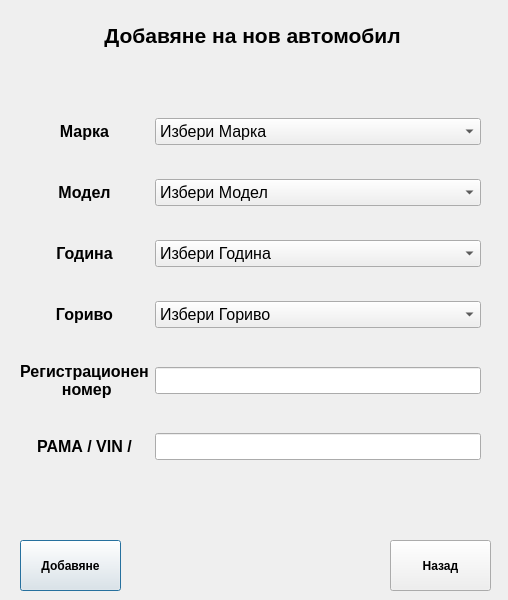
Above: newauto.ui from JohnnyBrawo/CarServ before the change. Below: the same form after it.
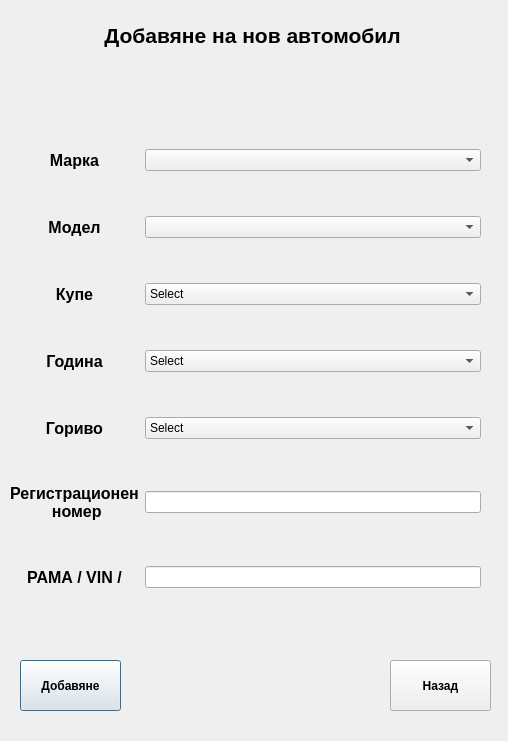
That is the form after the change.

Patch:
```diff
--- a/newauto.ui
+++ b/newauto.ui
@@ -7,7 +7,7 @@
     <x>0</x>
     <y>0</y>
     <width>508</width>
-    <height>600</height>
+    <height>741</height>
    </rect>
   </property>
   <property name="windowTitle">
@@ -17,7 +17,7 @@
    <property name="geometry">
     <rect>
      <x>20</x>
-     <y>540</y>
+     <y>660</y>
      <width>101</width>
      <height>51</height>
     </rect>
@@ -36,7 +36,7 @@
    <property name="geometry">
     <rect>
      <x>390</x>
-     <y>540</y>
+     <y>660</y>
      <width>101</width>
      <height>51</height>
     </rect>
@@ -74,26 +74,215 @@
     <set>Qt::AlignCenter</set>
    </property>
   </widget>
-  <widget class="QWidget" name="layoutWidget">
+  <widget class="QWidget" name="">
    <property name="geometry">
     <rect>
-     <x>20</x>
-     <y>90</y>
-     <width>461</width>
-     <height>402</height>
+     <x>10</x>
+     <y>110</y>
+     <width>471</width>
+     <height>521</height>
     </rect>
    </property>
-   <property name="font">
-    <font>
-     <pointsize>12</pointsize>
-    </font>
-   </property>
    <layout class="QGridLayout" name="gridLayout">
+    <item row="0" column="0">
+     <widget class="QLabel" name="L_NewAuto_Marka">
+      <property name="font">
+       <font>
+        <pointsize>12</pointsize>
+        <weight>75</weight>
+        <bold>true</bold>
+       </font>
+      </property>
+      <property name="text">
+       <string>Марка</string>
+      </property>
+      <property name="alignment">
+       <set>Qt::AlignCenter</set>
+      </property>
+     </widget>
+    </item>
+    <item row="0" column="1">
+     <widget class="QComboBox" name="Combo_NewAuto_Marka">
+      <property name="sizePolicy">
+       <sizepolicy hsizetype="Preferred" vsizetype="Fixed">
+        <horstretch>0</horstretch>
+        <verstretch>0</verstretch>
+       </sizepolicy>
+      </property>
+      <property name="maxVisibleItems">
+       <number>15</number>
+      </property>
+      <property name="sizeAdjustPolicy">
+       <enum>QComboBox::AdjustToMinimumContentsLength</enum>
+      </property>
+     </widget>
+    </item>
+    <item row="1" column="0">
+     <widget class="QLabel" name="L_NewAuto_Model">
+      <property name="font">
+       <font>
+        <pointsize>12</pointsize>
+        <weight>75</weight>
+        <bold>true</bold>
+       </font>
+      </property>
+      <property name="text">
+       <string>Модел</string>
+      </property>
+      <property name="alignment">
+       <set>Qt::AlignCenter</set>
+      </property>
+     </widget>
+    </item>
+    <item row="1" column="1">
+     <widget class="QComboBox" name="Combo_NewAuto_Model"/>
+    </item>
+    <item row="2" column="0">
+     <widget class="QLabel" name="L_NewAuto_Fuel_2">
+      <property name="font">
+       <font>
+        <pointsize>12</pointsize>
+        <weight>75</weight>
+        <bold>true</bold>
+       </font>
+      </property>
+      <property name="text">
+       <string>Купе</string>
+      </property>
+      <property name="alignment">
+       <set>Qt::AlignCenter</set>
+      </property>
+     </widget>
+    </item>
     <item row="2" column="1">
+     <widget class="QComboBox" name="Combo_NewAuto_Type">
+      <item>
+       <property name="text">
+        <string>Select</string>
+       </property>
+      </item>
+      <item>
+       <property name="text">
+        <string>Седан</string>
+       </property>
+      </item>
+      <item>
+       <property name="text">
+        <string>Хечбек</string>
+       </property>
+      </item>
+      <item>
+       <property name="text">
+        <string>Комби</string>
+       </property>
+      </item>
+      <item>
+       <property name="text">
+        <string>Купе</string>
+       </property>
+      </item>
+      <item>
+       <property name="text">
+        <string>Кабрио</string>
+       </property>
+      </item>
+      <item>
+       <property name="text">
+        <string>Джип</string>
+       </property>
+      </item>
+      <item>
+       <property name="text">
+        <string>Пикап</string>
+       </property>
+      </item>
+      <item>
+       <property name="text">
+        <string>Ван</string>
+       </property>
+      </item>
+     </widget>
+    </item>
+    <item row="3" column="0">
+     <widget class="QLabel" name="L_NewAuto_Year">
+      <property name="font">
+       <font>
+        <pointsize>12</pointsize>
+        <weight>75</weight>
+        <bold>true</bold>
+       </font>
+      </property>
+      <property name="text">
+       <string>Година</string>
+      </property>
+      <property name="alignment">
+       <set>Qt::AlignCenter</set>
+      </property>
+     </widget>
+    </item>
+    <item row="5" column="0">
+     <widget class="QLabel" name="L_NewAuto_Fuel">
+      <property name="font">
+       <font>
+        <pointsize>12</pointsize>
+        <weight>75</weight>
+        <bold>true</bold>
+       </font>
+      </property>
+      <property name="text">
+       <string>Гориво</string>
+      </property>
+      <property name="alignment">
+       <set>Qt::AlignCenter</set>
+      </property>
+     </widget>
+    </item>
+    <item row="7" column="0">
+     <widget class="QLabel" name="L_NewAuto_RegNumber">
+      <property name="font">
+       <font>
+        <pointsize>12</pointsize>
+        <weight>75</weight>
+        <bold>true</bold>
+       </font>
+      </property>
+      <property name="text">
+       <string>Регистрационен 
+ номер</string>
+      </property>
+      <property name="alignment">
+       <set>Qt::AlignCenter</set>
+      </property>
+     </widget>
+    </item>
+    <item row="7" column="1">
+     <widget class="QLineEdit" name="LText_NewAutoRegNumber"/>
+    </item>
+    <item row="8" column="0">
+     <widget class="QLabel" name="L_NewAuto_VIN">
+      <property name="font">
+       <font>
+        <pointsize>12</pointsize>
+        <weight>75</weight>
+        <bold>true</bold>
+       </font>
+      </property>
+      <property name="text">
+       <string>РАМА / VIN /</string>
+      </property>
+      <property name="alignment">
+       <set>Qt::AlignCenter</set>
+      </property>
+     </widget>
+    </item>
+    <item row="3" column="1">
      <widget class="QComboBox" name="Combo_NewAuto_Year">
+      <property name="currentText">
+       <string>Select</string>
+      </property>
       <item>
        <property name="text">
-        <string>Избери Година</string>
+        <string>Select</string>
        </property>
       </item>
       <item>
@@ -268,66 +457,11 @@
       </item>
      </widget>
     </item>
-    <item row="3" column="0">
-     <widget class="QLabel" name="L_NewAuto_Fuel">
-      <property name="font">
-       <font>
-        <pointsize>12</pointsize>
-        <weight>75</weight>
-        <bold>true</bold>
-       </font>
-      </property>
-      <property name="text">
-       <string>Гориво</string>
-      </property>
-      <property name="alignment">
-       <set>Qt::AlignCenter</set>
-      </property>
-     </widget>
-    </item>
-    <item row="4" column="0">
-     <widget class="QLabel" name="L_NewAuto_RegNumber">
-      <property name="font">
-       <font>
-        <pointsize>12</pointsize>
-        <weight>75</weight>
-        <bold>true</bold>
-       </font>
-      </property>
-      <property name="text">
-       <string>Регистрационен 
- номер</string>
-      </property>
-      <property name="alignment">
-       <set>Qt::AlignCenter</set>
-      </property>
-     </widget>
-    </item>
-    <item row="1" column="0">
-     <widget class="QLabel" name="L_NewAuto_Model">
-      <property name="font">
-       <font>
-        <pointsize>12</pointsize>
-        <weight>75</weight>
-        <bold>true</bold>
-       </font>
-      </property>
-      <property name="text">
-       <string>Модел</string>
-      </property>
-      <property name="alignment">
-       <set>Qt::AlignCenter</set>
-      </property>
-     </widget>
-    </item>
-    <item row="4" column="1">
-     <widget class="QLineEdit" name="LText_NewAutoRegNumber"/>
-    </item>
-    <item row="3" column="1">
+    <item row="5" column="1">
      <widget class="QComboBox" name="Combo_NewAuto_Fuel">
       <item>
        <property name="text">
-        <string>Избери Гориво</string>
+        <string>Select</string>
        </property>
       </item>
       <item>
@@ -362,88 +496,7 @@
       </item>
      </widget>
     </item>
-    <item row="0" column="0">
-     <widget class="QLabel" name="L_NewAuto_Marka">
-      <property name="font">
-       <font>
-        <pointsize>12</pointsize>
-        <weight>75</weight>
-        <bold>true</bold>
-       </font>
-      </property>
-      <property name="text">
-       <string>Марка</string>
-      </property>
-      <property name="alignment">
-       <set>Qt::AlignCenter</set>
-      </property>
-     </widget>
-    </item>
-    <item row="0" column="1">
-     <widget class="QComboBox" name="Combo_NewAuto_Marka">
-      <property name="sizePolicy">
-       <sizepolicy hsizetype="Preferred" vsizetype="Fixed">
-        <horstretch>0</horstretch>
-        <verstretch>0</verstretch>
-       </sizepolicy>
-      </property>
-      <property name="maxVisibleItems">
-       <number>15</number>
-      </property>
-      <property name="sizeAdjustPolicy">
-       <enum>QComboBox::AdjustToMinimumContentsLength</enum>
-      </property>
-      <item>
-       <property name="text">
-        <string>Избери Марка </string>
-       </property>
-      </item>
-     </widget>
-    </item>
-    <item row="1" column="1">
-     <widget class="QComboBox" name="Combo_NewAuto_Model">
-      <item>
-       <property name="text">
-        <string>Избери Модел</string>
-       </property>
-      </item>
-     </widget>
-    </item>
-    <item row="2" column="0">
-     <widget class="QLabel" name="L_NewAuto_Year">
-      <property name="font">
-       <font>
-        <pointsize>12</pointsize>
-        <weight>75</weight>
-        <bold>true</bold>
-       </font>
-      </property>
-      <property name="text">
-       <string>Година</string>
-      </property>
-      <property name="alignment">
-       <set>Qt::AlignCenter</set>
-      </property>
-     </widget>
-    </item>
-    <item row="5" column="0">
-     <widget class="QLabel" name="L_NewAuto_VIN">
-      <property name="font">
-       <font>
-        <pointsize>12</pointsize>
-        <weight>75</weight>
-        <bold>true</bold>
-       </font>
-      </property>
-      <property name="text">
-       <string>РАМА / VIN /</string>
-      </property>
-      <property name="alignment">
-       <set>Qt::AlignCenter</set>
-      </property>
-     </widget>
-    </item>
-    <item row="5" column="1">
+    <item row="8" column="1">
      <widget class="QLineEdit" name="LText_NewAutoVIN"/>
     </item>
    </layout>
```
